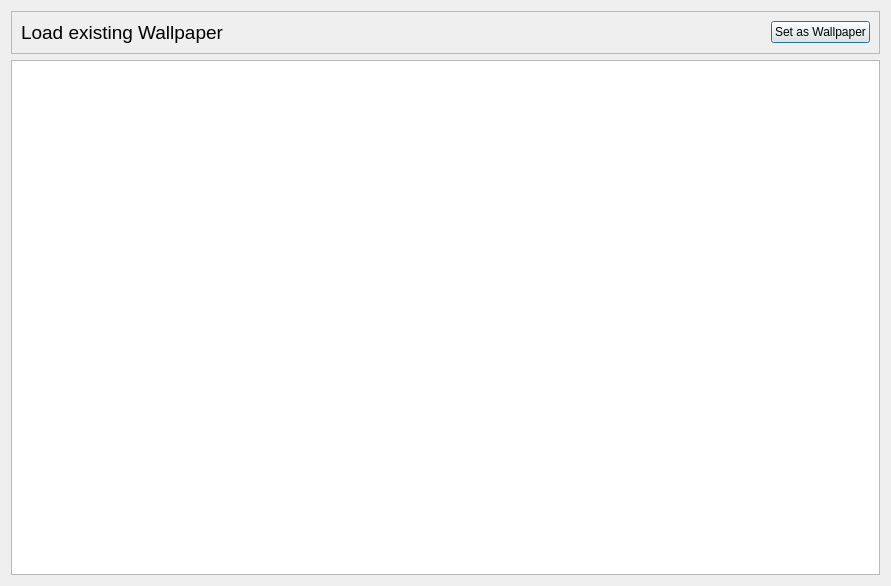
The window that photobrowser.ui (hakan1498/DailyDesktopWallpaperPlus) describes before a commit, drawn with Qt 5.
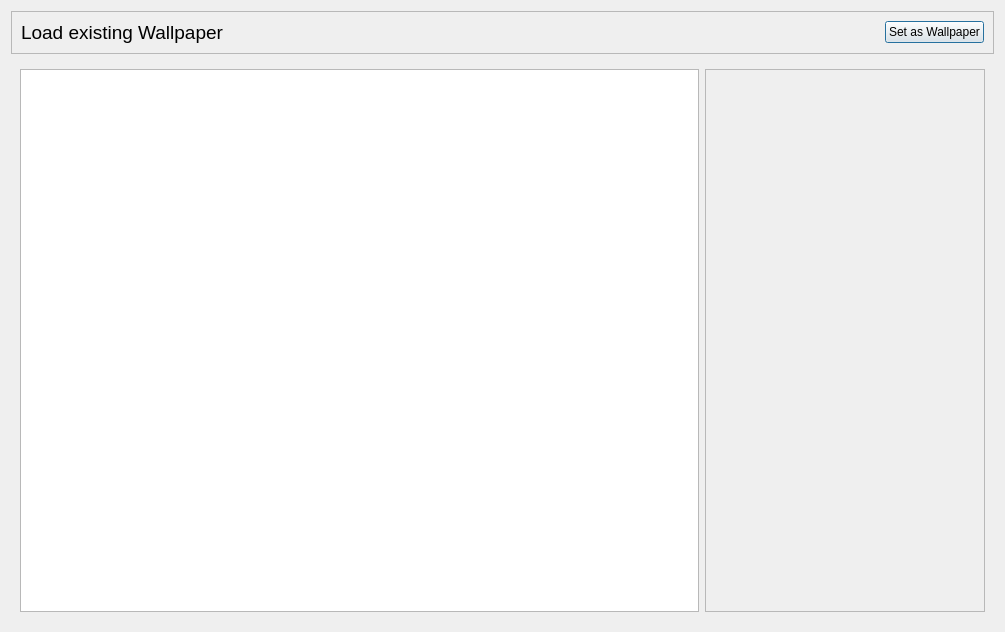
The same window after the commit. Icons and pictures are not drawn.

```diff
--- a/photobrowser.ui
+++ b/photobrowser.ui
@@ -6,15 +6,13 @@
    <rect>
     <x>0</x>
     <y>0</y>
-    <width>891</width>
-    <height>586</height>
+    <width>1005</width>
+    <height>632</height>
    </rect>
   </property>
   <property name="windowTitle">
    <string>Load existing Wallpaper</string>
   </property>
-  <layout class="QVBoxLayout" name="verticalLayout_2">
-   <item>
     <layout class="QVBoxLayout" name="verticalLayout">
      <item>
       <widget class="QFrame" name="frame">
@@ -67,10 +65,34 @@
        </layout>
       </widget>
      </item>
-    </layout>
-   </item>
-   <item>
-    <widget class="QListView" name="listView"/>
+   <item>
+    <widget class="QWidget" name="widget" native="true">
+     <layout class="QHBoxLayout" name="horizontalLayout_2">
+      <item>
+       <widget class="QListView" name="listView">
+        <property name="enabled">
+         <bool>true</bool>
+        </property>
+       </widget>
+      </item>
+      <item>
+       <widget class="QFrame" name="frame_2">
+        <property name="minimumSize">
+         <size>
+          <width>280</width>
+          <height>0</height>
+         </size>
+        </property>
+        <property name="frameShape">
+         <enum>QFrame::StyledPanel</enum>
+        </property>
+        <property name="frameShadow">
+         <enum>QFrame::Raised</enum>
+        </property>
+       </widget>
+      </item>
+     </layout>
+    </widget>
    </item>
   </layout>
  </widget>
```
Left out of the diff: 2 changed lines with no effect on the pictures. Lines whose indentation alone changed are shown as unchanged.
